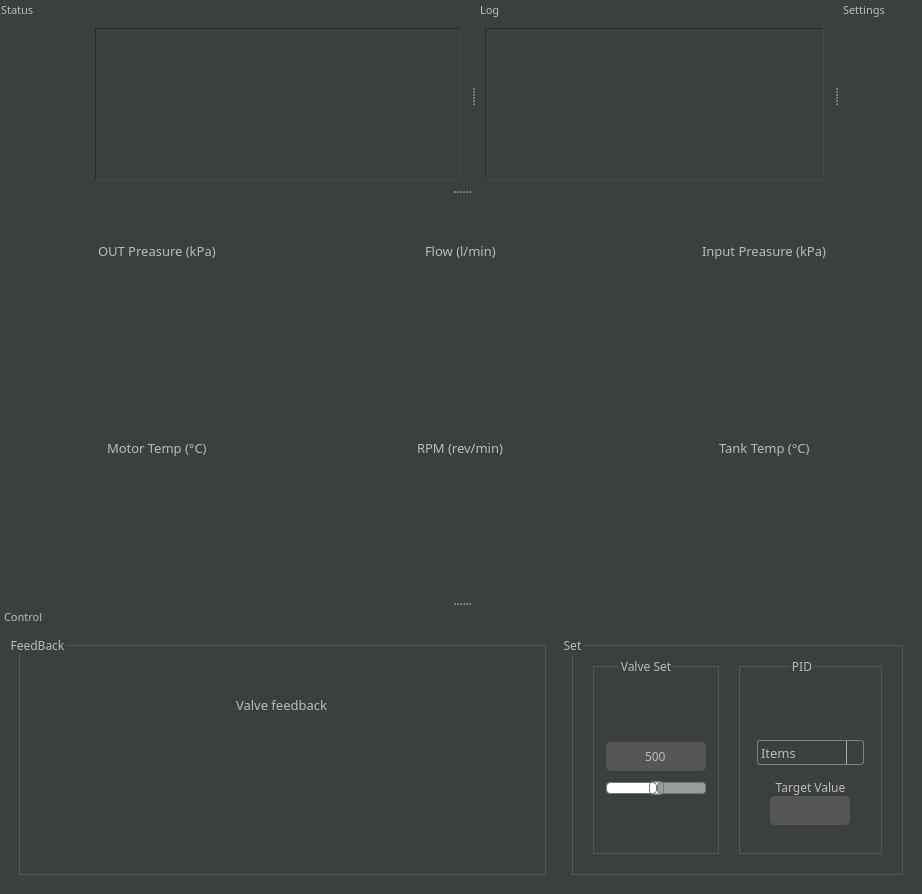
Before: the Qt Designer form mainwindow.ui in SundaySW/PumpBenchController, drawn with Qt 5.
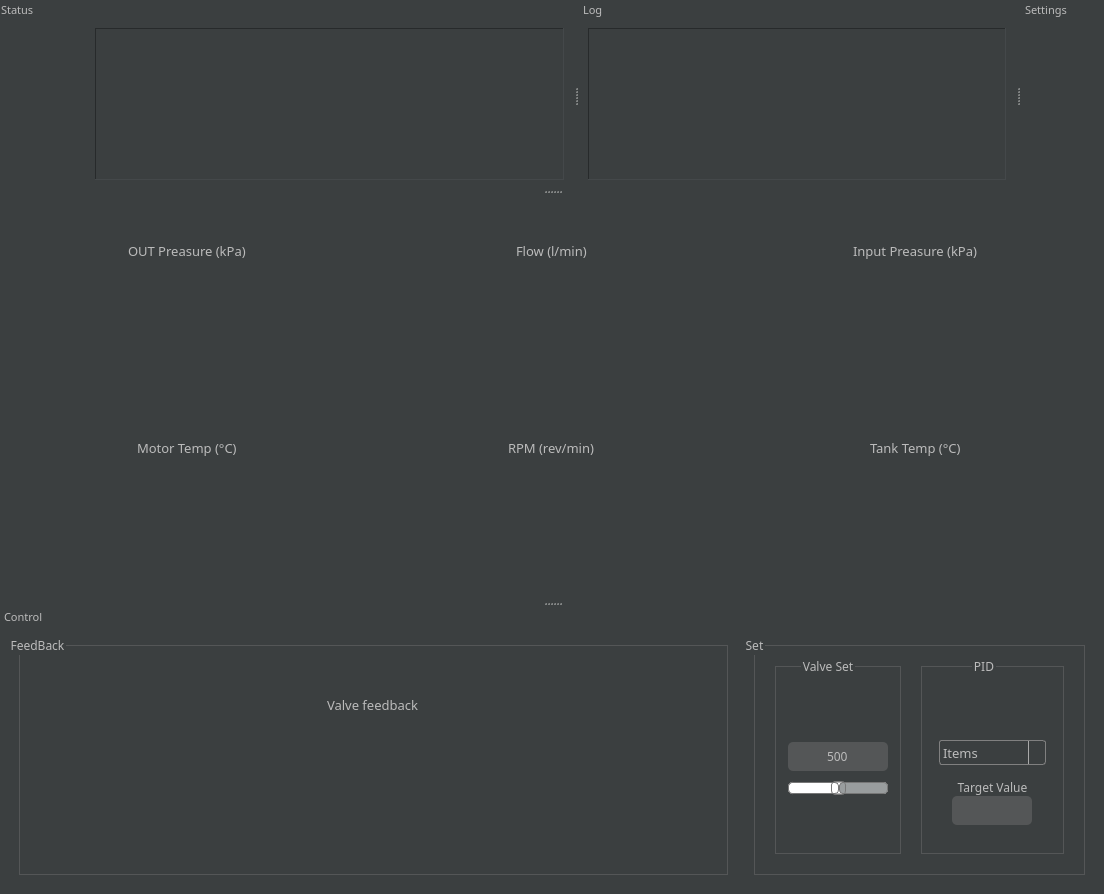
After: the same form once the commit is applied. Icons and pictures are not drawn. Custom widgets are drawn as their Qt base class.

Diff of the .ui file:
```diff
--- a/mainwindow.ui
+++ b/mainwindow.ui
@@ -6,7 +6,7 @@
    <rect>
     <x>0</x>
     <y>0</y>
-    <width>922</width>
+    <width>1104</width>
     <height>894</height>
    </rect>
   </property>
```
